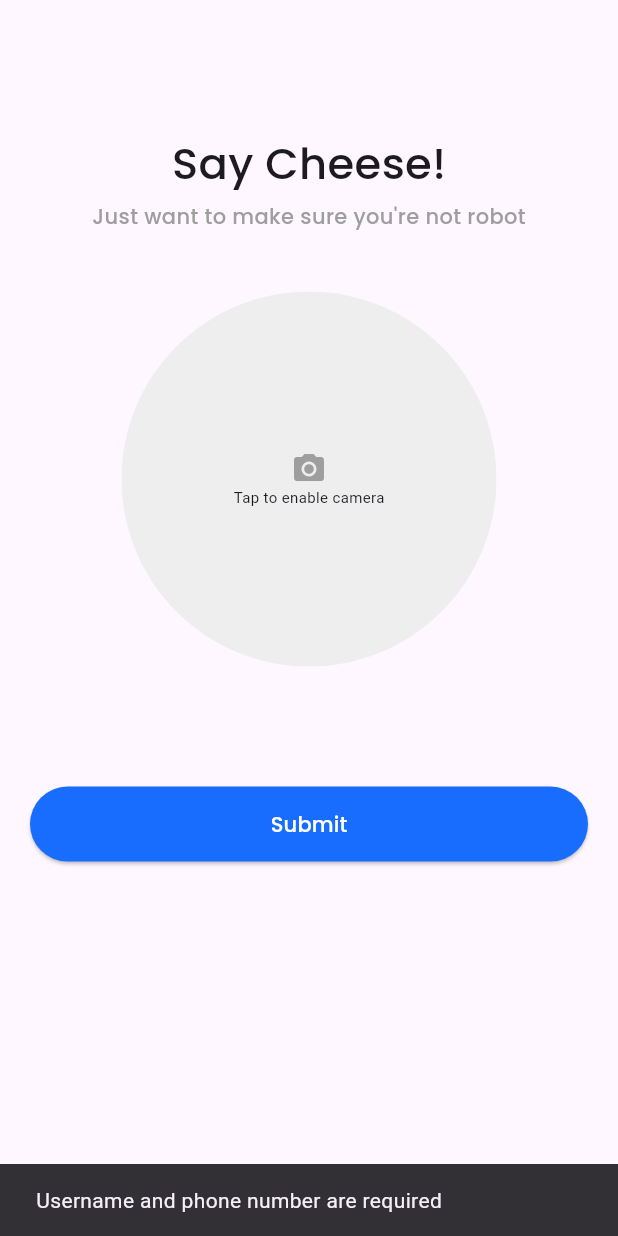
After one commit to ikhwanrozaidi/gate-development, a Flutter app: the VerifyForm1 screen opened directly, after a tap on "Submit", on a phone screen of 412 x 824 dp. The commit adds this screen. Run offline on Flutter 3.47's test engine with Material 3 defaults, Android fonts, the phone set to English and light mode, and no system bars; our stand-ins replace cloud_firestore, dio, dots_indicator, equatable, firebase_auth, firebase_core and 6 more; accounts and stored records are empty.

Commit message:
update-verificationLogic

```diff
--- a/lib/verification/notifier/verification_notifier.dart
+++ b/lib/verification/notifier/verification_notifier.dart
@@ -23,8 +23,6 @@ class VerifyNotifier extends AutoDisposeNotifier<VerifyState> {
       state = const VerifyLoaded(usernameStatus: UsernameStatus.none);
       return;
     }
-
-    // Validate username format
     if (!_isValidUsername(username)) {
       state = const VerifyLoaded(usernameStatus: UsernameStatus.invalid);
       return;
@@ -45,9 +43,29 @@ class VerifyNotifier extends AutoDisposeNotifier<VerifyState> {
   }
 
   bool _isValidUsername(String username) {
-    // Add your username validation rules here
-    // For example: only letters, numbers, and underscores, 3-20 characters
     final RegExp usernameRegex = RegExp(r'^[a-zA-Z0-9_]{3,20}$');
     return usernameRegex.hasMatch(username);
   }
+
+  Future<void> updateVerification({
+    required String username,
+    required String phone,
+    required Function() onSuccess,
+    required Function(String) onError,
+  }) async {
+    try {
+      state =
+          const VerifyLoaded(verificationStatus: VerificationStatus.processing);
+
+      await verifyApiService.updateVerification(username, phone);
+
+      state =
+          const VerifyLoaded(verificationStatus: VerificationStatus.completed);
+      onSuccess();
+    } catch (e) {
+      log('Error updating verification: $e');
+      state = const VerifyLoaded(verificationStatus: VerificationStatus.failed);
+      onError(e.toString());
+    }
+  }
 }
--- a/lib/verification/notifier/verification_state.dart
+++ b/lib/verification/notifier/verification_state.dart
@@ -1,3 +1,5 @@
+// lib/features/verification/notifier/verification_state.dart
+
 import 'package:equatable/equatable.dart';
 
 abstract class VerifyState extends Equatable {
@@ -13,11 +15,25 @@ class VerifyLoading extends VerifyState {}
 
 class VerifyLoaded extends VerifyState {
   final UsernameStatus? usernameStatus;
+  final VerificationStatus? verificationStatus;
 
-  const VerifyLoaded({this.usernameStatus});
+  const VerifyLoaded({
+    this.usernameStatus = UsernameStatus.none,
+    this.verificationStatus = VerificationStatus.none,
+  });
 
   @override
-  List<Object?> get props => [usernameStatus];
+  List<Object?> get props => [usernameStatus, verificationStatus];
+
+  VerifyLoaded copyWith({
+    UsernameStatus? usernameStatus,
+    VerificationStatus? verificationStatus,
+  }) {
+    return VerifyLoaded(
+      usernameStatus: usernameStatus ?? this.usernameStatus,
+      verificationStatus: verificationStatus ?? this.verificationStatus,
+    );
+  }
 }
 
 class VerifyError extends VerifyState {
@@ -29,4 +45,17 @@ class VerifyError extends VerifyState {
   List<Object?> get props => [error];
 }
 
-enum UsernameStatus { available, taken, checking, invalid, none }
+enum UsernameStatus {
+  available,
+  taken,
+  checking,
+  invalid,
+  none,
+}
+
+enum VerificationStatus {
+  none,
+  processing,
+  completed,
+  failed,
+}
--- a/lib/verification/repository/verification_service.dart
+++ b/lib/verification/repository/verification_service.dart
@@ -53,16 +53,16 @@ class VerifyApiService extends VerifyService {
     }
   }
 
-  Future<void> updateUsername(String username) async {
+  Future<void> updateVerification(String username, String phone) async {
     try {
       User? user = auth.currentUser;
       if (user != null) {
-        // Update the user's document with the new username
         await FirebaseFirestore.instance
             .collection(EnvironmentConfig.usersCollection)
             .doc(user.uid)
             .update({
           'username': username.toLowerCase(),
+          'phone': phone,
           'updatedAt': DateTime.now(),
         });
 
--- /dev/null
+++ b/lib/verification/screens/widgets/verification_form1.dart
@@ -0,0 +1,178 @@
+import 'dart:developer';
+
+import 'package:flutter/material.dart';
+
+import 'package:flutter_riverpod/flutter_riverpod.dart';
+import 'package:google_fonts/google_fonts.dart';
+
+import '../../../shared/utils/blurred_bg_loading.dart';
+import '../../../shared/utils/theme.dart';
+import '../../notifier/verification_notifier.dart';
+import '../../notifier/verification_state.dart';
+
+class VerifyForm1 extends ConsumerStatefulWidget {
+  final String? title;
+  final String? username;
+  final String? phone;
+  const VerifyForm1({
+    Key? key,
+    this.title,
+    this.username,
+    this.phone,
+  }) : super(key: key);
+
+  @override
+  ConsumerState<VerifyForm1> createState() => _VerifyForm1State();
+}
+
+class _VerifyForm1State extends ConsumerState<VerifyForm1> {
+  bool isCapture = false;
+
+  void _handleVerification() {
+    if (widget.username == null || widget.phone == null) {
+      ScaffoldMessenger.of(context).showSnackBar(
+        SnackBar(content: Text('Username and phone number are required')),
+      );
+      return;
+    }
+
+    setState(() {
+      isCapture = true;
+    });
+
+    ref.read(verifyNotifierProvider.notifier).updateVerification(
+          username: widget.username!,
+          phone: widget.phone!,
+          onSuccess: () {
+            if (mounted) {
+              setState(() {
+                isCapture = false;
+              });
+
+              // Show success message
+              ScaffoldMessenger.of(context).showSnackBar(
+                SnackBar(
+                  content: Text('Verification completed successfully!'),
+                  backgroundColor: Colors.green,
+                ),
+              );
+
+              // Navigate back or to next screen
+              Navigator.of(context).pop(true);
+            }
+          },
+          onError: (error) {
+            if (mounted) {
+              setState(() {
+                isCapture = false;
+              });
+
+              ScaffoldMessenger.of(context).showSnackBar(
+                SnackBar(
+                  content: Text('Error: $error'),
+                  backgroundColor: Colors.red,
+                ),
+              );
+            }
+          },
+        );
+  }
+
+  @override
+  Widget build(BuildContext context) {
+    final state = ref.watch(verifyNotifierProvider);
+    final w = MediaQuery.of(context).size.width;
+
+    Widget bodyContent;
+    if (state is VerifyLoaded) {
+      bodyContent = SingleChildScrollView(
+        child: Padding(
+          padding: const EdgeInsets.all(20.0),
+          child: Column(
+            //crossAxisAlignment: CrossAxisAlignment.start,
+            children: [
+              SizedBox(height: w * 0.03),
+              Text(
+                "Say Cheese!",
+                style: GoogleFonts.poppins(
+                  fontWeight: FontWeight.w600,
+                  fontSize: w * 0.07,
+                ),
+              ),
+              SizedBox(height: 5),
+              Text(
+                "Just want to make sure you're not robot",
+                style: GoogleFonts.poppins(
+                  fontWeight: FontWeight.w500,
+                  color: Colors.grey.shade500,
+                  // fontSize: w * 0.07,
+                ),
+              ),
+              SizedBox(height: 40),
+              Container(
+                width: 250.0,
+                height: 250.0,
+                child: ClipOval(
+                  child: Container(
+                    color: Colors.grey.shade200,
+                    child: Column(
+                      mainAxisAlignment: MainAxisAlignment.center,
+                      children: [
+                        Icon(Icons.camera_alt, color: Colors.grey),
+                        Text('Tap to enable camera',
+                            style: TextStyle(fontSize: 10)),
+                      ],
+                    ),
+                  ),
+                ),
+              ),
+              SizedBox(height: 80),
+              ElevatedButton(
+                onPressed: !isCapture ? _handleVerification : null,
+                style: ElevatedButton.styleFrom(
+                  foregroundColor: Colors.white,
+                  backgroundColor: tPrimaryColor,
+                  minimumSize: Size(double.infinity, 50),
+                  shape: RoundedRectangleBorder(
+                    borderRadius: BorderRadius.circular(100.0),
+                  ),
+                ),
+                child: isCapture
+                    ? SizedBox(
+                        height: 20,
+                        width: 20,
+                        child: CircularProgressIndicator(
+                          color: Colors.white,
+                          strokeWidth: 2,
+                        ),
+                      )
+                    : Text(
+                        'Submit',
+                        style: GoogleFonts.poppins(),
+                      ),
+              ),
+            ],
+          ),
+        ),
+      );
+    } else if (state is VerifyLoading) {
+      bodyContent = Center(
+        child: buildLoadingIndicator(
+          blur: 0,
+          isCentered: true,
+        ),
+      );
+    } else if (state is VerifyError) {
+      bodyContent = Text('Try Again');
+      // serverErrorHolder(ref.read(verifyNotifierProvider.notifier).userDetails());
+    } else {
+      bodyContent = Text('Try Again');
+      // serverErrorHolder(ref.read(verifyNotifierProvider.notifier).userDetails());
+    }
+
+    return Scaffold(
+      appBar: AppBar(),
+      body: bodyContent,
+    );
+  }
+}
```
Also changed, not shown: lib/pay_boarding/escrow_pay/screens/escrowpay_page.dart (+6 -1 lines), lib/profile/screens/profile_page.dart (+39 -13 lines), lib/verification/screens/verification_page.dart (+15 -3 lines), lib/verification/screens/widgets/verification_form2.dart (deleted, +0 -98 lines).
